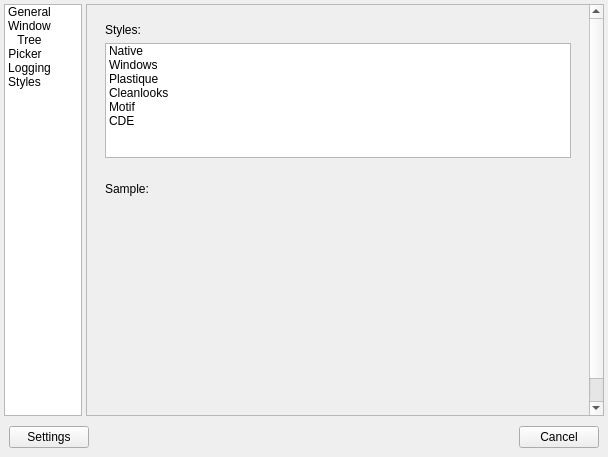
Before: the Qt Designer form src/ui/forms/PreferencesPane.ui in WindowDetective/WindowDetective, drawn with Qt 5.
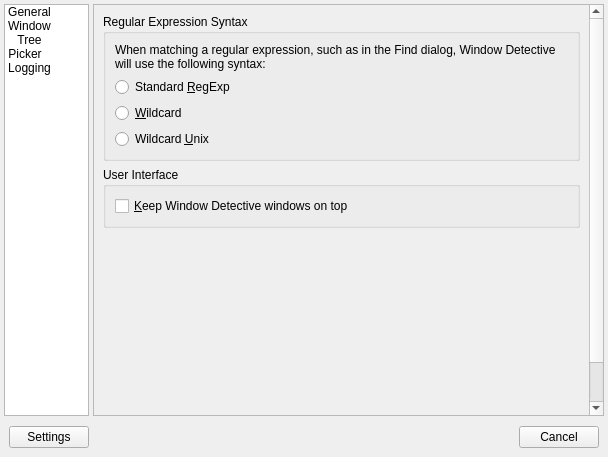
After: the same form once the commit is applied. The open tabs and pages were chosen to show the change. Icons and pictures are not drawn. Custom widgets are drawn as their Qt base class.

Commit message: Window Detective 3.3.0

```diff
--- a/src/ui/forms/PreferencesPane.ui
+++ b/src/ui/forms/PreferencesPane.ui
@@ -39,7 +39,7 @@
        <widget class="QListWidget" name="listWidget">
         <property name="minimumSize">
          <size>
-          <width>78</width>
+          <width>85</width>
           <height>0</height>
          </size>
         </property>
@@ -142,21 +142,6 @@
           <set>ItemIsSelectable|ItemIsEnabled</set>
          </property>
         </item>
-        <item>
-         <property name="text">
-          <string>Styles</string>
-         </property>
-         <property name="textAlignment">
-          <set>AlignHCenter|AlignBottom</set>
-         </property>
-         <property name="icon">
-          <iconset resource="../../qt_resources.qrc">
-           <normaloff>:/img/pref_styles.png</normaloff>:/img/pref_styles.png</iconset>
-         </property>
-         <property name="flags">
-          <set>ItemIsSelectable|ItemIsEnabled</set>
-         </property>
-        </item>
        </widget>
       </item>
       <item>
@@ -169,8 +154,8 @@
           <rect>
            <x>0</x>
            <y>0</y>
-           <width>516</width>
-           <height>409</height>
+           <width>492</width>
+           <height>411</height>
           </rect>
          </property>
          <layout class="QGridLayout" name="gridLayout_4">
@@ -191,39 +176,6 @@
                <enum>QFormLayout::AllNonFixedFieldsGrow</enum>
               </property>
               <item row="0" column="0" colspan="2">
-               <widget class="QGroupBox" name="groupBox_4">
-                <property name="title">
-                 <string>Cursor</string>
-                </property>
-                <layout class="QVBoxLayout" name="verticalLayout_8">
-                 <item>
-                  <widget class="QLabel" name="label_14">
-                   <property name="text">
-                    <string>The &quot;window picker&quot; cursor can use 32bit colour with transparency on operating systems that support it (Window XP and higher). Alternatively, you can choose to use a 16bit indexed colour cursor.</string>
-                   </property>
-                   <property name="wordWrap">
-                    <bool>true</bool>
-                   </property>
-                  </widget>
-                 </item>
-                 <item>
-                  <widget class="QRadioButton" name="rb32bitCursor">
-                   <property name="text">
-                    <string>32bit &amp;colour (with transparency)</string>
-                   </property>
-                  </widget>
-                 </item>
-                 <item>
-                  <widget class="QRadioButton" name="rb16bitCursor">
-                   <property name="text">
-                    <string>16bit &amp;indexed colour</string>
-                   </property>
-                  </widget>
-                 </item>
-                </layout>
-               </widget>
-              </item>
-              <item row="1" column="0" colspan="2">
                <widget class="QGroupBox" name="groupBox">
                 <property name="title">
                  <string>Regular Expression Syntax</string>
@@ -284,7 +236,7 @@
                 </layout>
                </widget>
               </item>
-              <item row="2" column="0" colspan="2">
+              <item row="1" column="0" colspan="2">
                <widget class="QGroupBox" name="groupBox_11">
                 <property name="title">
                  <string>User Interface</string>
@@ -1128,86 +1080,6 @@
               </item>
              </layout>
             </widget>
-            <widget class="QWidget" name="stylesPage">
-             <layout class="QVBoxLayout" name="verticalLayout_9">
-              <item>
-               <widget class="QWidget" name="widget_9" native="true">
-                <layout class="QVBoxLayout" name="verticalLayout_6">
-                 <item>
-                  <widget class="QLabel" name="label_12">
-                   <property name="text">
-                    <string>Styles:</string>
-                   </property>
-                  </widget>
-                 </item>
-                 <item>
-                  <widget class="QListWidget" name="stylesList">
-                   <item>
-                    <property name="text">
-                     <string>Native</string>
-                    </property>
-                   </item>
-                   <item>
-                    <property name="text">
-                     <string>Windows</string>
-                    </property>
-                   </item>
-                   <item>
-                    <property name="text">
-                     <string>Plastique</string>
-                    </property>
-                   </item>
-                   <item>
-                    <property name="text">
-                     <string>Cleanlooks</string>
-                    </property>
-                   </item>
-                   <item>
-                    <property name="text">
-                     <string>Motif</string>
-                    </property>
-                   </item>
-                   <item>
-                    <property name="text">
-                     <string>CDE</string>
-                    </property>
-                   </item>
-                  </widget>
-                 </item>
-                </layout>
-               </widget>
-              </item>
-              <item>
-               <widget class="QWidget" name="widget_10" native="true">
-                <layout class="QVBoxLayout" name="verticalLayout_7">
-                 <item>
-                  <widget class="QLabel" name="label_13">
-                   <property name="text">
-                    <string>Sample:</string>
-                   </property>
-                  </widget>
-                 </item>
-                 <item>
-                  <widget class="QLabel" name="styleSampleLabel">
-                   <property name="minimumSize">
-                    <size>
-                     <width>361</width>
-                     <height>221</height>
-                    </size>
-                   </property>
-                   <property name="text">
-                    <string/>
-                   </property>
-                   <property name="alignment">
-                    <set>Qt::AlignCenter</set>
-                   </property>
-                  </widget>
-                 </item>
-                </layout>
-               </widget>
-              </item>
-             </layout>
-            </widget>
            </widget>
           </item>
          </layout>
```
Left out of the diff: 66 changed lines with no effect on the pictures. The commit also changes 210 other files.
